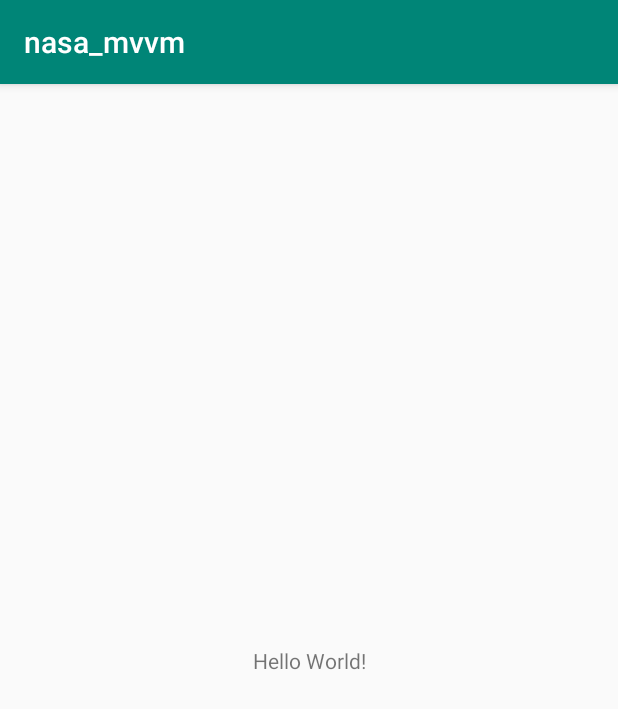
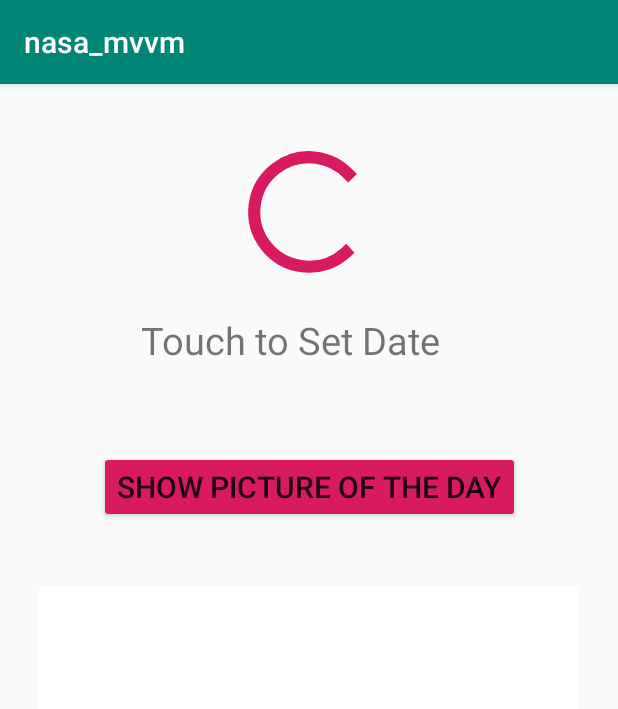
Before and after one commit to Shikhar1903/NASA_MVVM, an Android app: the screen it shows after launch (MainActivity), on a phone screen of 412 x 824 dp. Shown: the top 709 px of the screen. Run offline under Robolectric (Android 15) with nearby library versions, the phone set to English and light mode, and no system bars; pictures from the network do not load; 2 statements that could not run were skipped.

Commit message:
added model and viewmodel

```diff
--- a/app/src/main/AndroidManifest.xml
+++ b/app/src/main/AndroidManifest.xml
@@ -9,7 +9,7 @@
         android:roundIcon="@mipmap/ic_launcher_round"
         android:supportsRtl="true"
         android:theme="@style/AppTheme">
-        <activity android:name=".MainActivity">
+        <activity android:name=".view.MainActivity">
             <intent-filter>
                 <action android:name="android.intent.action.MAIN" />
 
--- /dev/null
+++ b/app/src/main/java/com/example/nasa_mvvm/view/MainActivity.kt
@@ -0,0 +1,93 @@
+package com.example.nasa_mvvm.view
+
+import MainViewModel
+import android.app.DatePickerDialog
+import android.graphics.Color
+import android.graphics.drawable.ColorDrawable
+import android.graphics.drawable.Drawable
+import androidx.appcompat.app.AppCompatActivity
+import android.os.Bundle
+import android.util.Log
+import android.view.View
+import android.widget.Button
+import android.widget.DatePicker
+import android.widget.ImageView
+import android.widget.ProgressBar
+import com.bumptech.glide.Glide
+import com.bumptech.glide.request.target.Target
+import com.bumptech.glide.load.DataSource
+import com.bumptech.glide.load.engine.GlideException
+import com.bumptech.glide.request.RequestListener
+import com.example.nasa_mvvm.R
+import kotlinx.android.synthetic.main.activity_main.*
+import java.text.SimpleDateFormat
+import java.util.*
+
+class MainActivity : AppCompatActivity() {
+
+    lateinit var button: Button
+    lateinit var mDateSetListener: DatePickerDialog.OnDateSetListener
+    var date: String = getCalculatedDate("yyyy-MM-dd",0)
+    private lateinit var spinner: ProgressBar
+    lateinit var viewModel:MainViewModel
+
+    override fun onCreate(savedInstanceState: Bundle?) {
+        super.onCreate(savedInstanceState)
+        setContentView(R.layout.activity_main)
+
+        button.setOnClickListener {
+
+            progressBar.visibility = View.VISIBLE
+            viewModel.getUrlFromModel(date)
+        }
+
+        textView.setOnClickListener {
+
+            var cal: Calendar = Calendar.getInstance()
+            var year: Int = cal.get(Calendar.YEAR)
+            var month: Int = cal.get(Calendar.MONTH)
+            var day: Int = cal.get(Calendar.DAY_OF_MONTH)
+            var dialog = DatePickerDialog(
+                this@MainActivity, android.R.style.Theme_Material_Dialog_NoActionBar_MinWidth,
+                mDateSetListener, year, month, day
+            )
+            dialog.window?.setBackgroundDrawable(ColorDrawable(Color.TRANSPARENT))
+            dialog.show()
+        }
+        mDateSetListener =
+            DatePickerDialog.OnDateSetListener { datePicker: DatePicker?, year: Int, month: Int, dayOfMonth: Int ->
+                Log.d("date-", "$year $month $dayOfMonth")
+                val month1 = month + 1
+                date = "$year-$month1-$dayOfMonth"
+                textView.text = date
+
+            }
+    }
+
+     fun updateViewData(url: String) {
+
+        Log.d("url in view", "" + url)
+        var APOD: ImageView = findViewById(R.id.imageView)
+
+        Glide.with(this)
+            .load(url)
+            .listener(object : RequestListener<Drawable> {
+                override fun onResourceReady(resource: Drawable?, model: Any?, target: Target<Drawable>?, dataSource: DataSource?, isFirstResource: Boolean): Boolean {
+                    progressBar.visibility = View.GONE
+                    return false
+                }
+
+                override fun onLoadFailed(e: GlideException?, model: Any?, target: Target<Drawable>?, isFirstResource: Boolean): Boolean {
+                    return false
+                }
+            })
+            .into(APOD)
+    }
+
+    fun getCalculatedDate(dateFormat: String, days: Int): String {
+        val cal = Calendar.getInstance()
+        val s = SimpleDateFormat(dateFormat)
+        cal.add(Calendar.DAY_OF_YEAR, days)
+        return s.format(Date(cal.timeInMillis))
+    }
+}
--- /dev/null
+++ b/app/src/main/res/drawable/circular_progress_bar.xml
@@ -0,0 +1,23 @@
+<?xml version="1.0" encoding="utf-8"?>
+<rotate
+    xmlns:android="http://schemas.android.com/apk/res/android"
+    android:fromDegrees="90"
+    android:pivotX="50%"
+    android:pivotY="50%"
+    android:toDegrees="360">
+
+    <shape
+        android:innerRadiusRatio="3"
+        android:shape="ring"
+        android:thicknessRatio="7.0">
+
+        <gradient
+            android:centerColor="#007DD6"
+            android:endColor="#007DD6"
+            android:startColor="#007DD6"
+            android:angle="0"
+            android:type="sweep"
+            android:useLevel="false" />
+    </shape>
+
+</rotate>
--- a/app/src/main/res/layout/activity_main.xml
+++ b/app/src/main/res/layout/activity_main.xml
@@ -4,15 +4,61 @@
     xmlns:tools="http://schemas.android.com/tools"
     android:layout_width="match_parent"
     android:layout_height="match_parent"
-    tools:context=".MainActivity">
+    tools:context=".view.MainActivity">
 
-    <TextView
+    <Button
+        android:id="@+id/button"
         android:layout_width="wrap_content"
         android:layout_height="wrap_content"
-        android:text="Hello World!"
+        android:layout_marginBottom="42dp"
+        android:backgroundTint="@color/colorAccent"
+        android:gravity="center_horizontal"
+        android:text="Show Picture Of The Day"
+        android:textSize="20sp"
+        app:layout_constraintBottom_toTopOf="@+id/imageView"
+        app:layout_constraintEnd_toEndOf="parent"
+        app:layout_constraintStart_toStartOf="parent"
+        app:layout_constraintTop_toBottomOf="@+id/textView"
+        tools:text="Get Picture Of The Day" />
+
+    <ImageView
+        android:id="@+id/imageView"
+        android:layout_width="0dp"
+        android:layout_height="0dp"
+        android:layout_marginStart="26dp"
+        android:layout_marginEnd="26dp"
+        android:layout_marginBottom="32dp"
+        android:gravity="center_horizontal"
+        app:layout_constraintBottom_toBottomOf="parent"
+        app:layout_constraintEnd_toEndOf="parent"
+        app:layout_constraintStart_toStartOf="parent"
+        app:layout_constraintTop_toBottomOf="@+id/button"
+        app:srcCompat="@android:color/background_light" />
+
+    <ProgressBar
+        android:id="@+id/progressBar"
+        android:progressDrawable="@drawable/circular_progress_bar"
+        android:layout_width="97dp"
+        android:layout_height="121dp"
         app:layout_constraintBottom_toBottomOf="parent"
         app:layout_constraintLeft_toLeftOf="parent"
         app:layout_constraintRight_toRightOf="parent"
+        app:layout_constraintTop_toTopOf="parent"
+        app:layout_constraintVertical_bias="0.038" />
+
+    <TextView
+        android:id="@+id/textView"
+        android:layout_width="wrap_content"
+        android:layout_height="wrap_content"
+        android:layout_marginStart="28dp"
+        android:layout_marginTop="157dp"
+        android:layout_marginBottom="58dp"
+        android:gravity="center"
+        android:textAlignment="center"
+        android:includeFontPadding="false"
+        android:text="Touch to Set Date"
+        android:textSize="25sp"
+        app:layout_constraintBottom_toTopOf="@+id/button"
+        app:layout_constraintStart_toStartOf="@+id/button"
         app:layout_constraintTop_toTopOf="parent" />
-
 </androidx.constraintlayout.widget.ConstraintLayout>
```
Also changed, not shown: app/build.gradle (+20 -3 lines), app/src/main/java/com/example/nasa_mvvm/MainActivity.kt (deleted, +0 -12 lines), app/src/main/java/com/example/nasa_mvvm/model/ApiService.kt (added, +14 -0 lines), app/src/main/java/com/example/nasa_mvvm/model/Items.kt (added, +9 -0 lines), app/src/main/java/com/example/nasa_mvvm/model/MainModel.kt (added, +52 -0 lines), app/src/main/java/com/example/nasa_mvvm/viewmodel/MainViewModel.kt (added, +38 -0 lines), app/src/main/java/com/example/nasa_mvvm/viewmodel/SchedulersWrapper.kt (added, +15 -0 lines).
